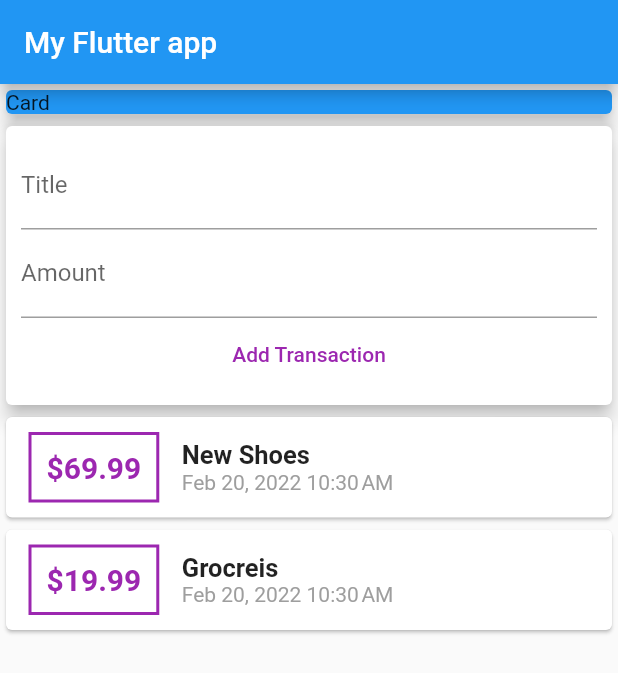
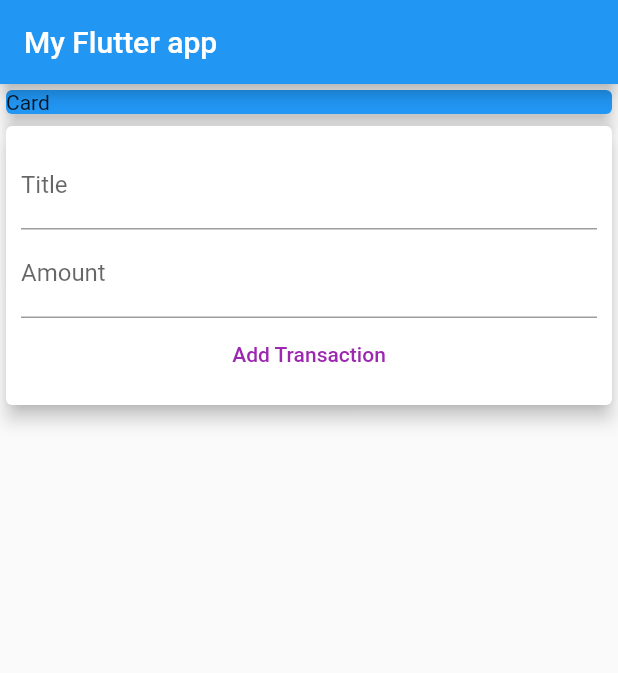
Before and after one commit to anmol-smath97/flutter_expense_tracker1, a Flutter app: the screen it shows after launch, on a phone screen of 412 x 824 dp. Shown: the top 673 px of the screen. Run offline on Flutter 3.47's test engine with Material 2 defaults, Android fonts, the phone set to English and light mode, and no system bars.

Commit message:
second commit

```diff
--- a/lib/main.dart
+++ b/lib/main.dart
@@ -19,12 +19,7 @@ class MyApp extends StatelessWidget {
 }
 
 class MyHomePage extends StatelessWidget {
-  final List<Transaction> transactions = [
-    Transaction(
-        id: 't1', title: 'New Shoes', amount: 69.99, date: DateTime.now()),
-    Transaction(
-        id: 't2', title: 'Grocreis', amount: 19.99, date: DateTime.now())
-  ];
+  final List<Transaction> transactions = [];
   //String title = "";
   //String amount = "";
 
```
